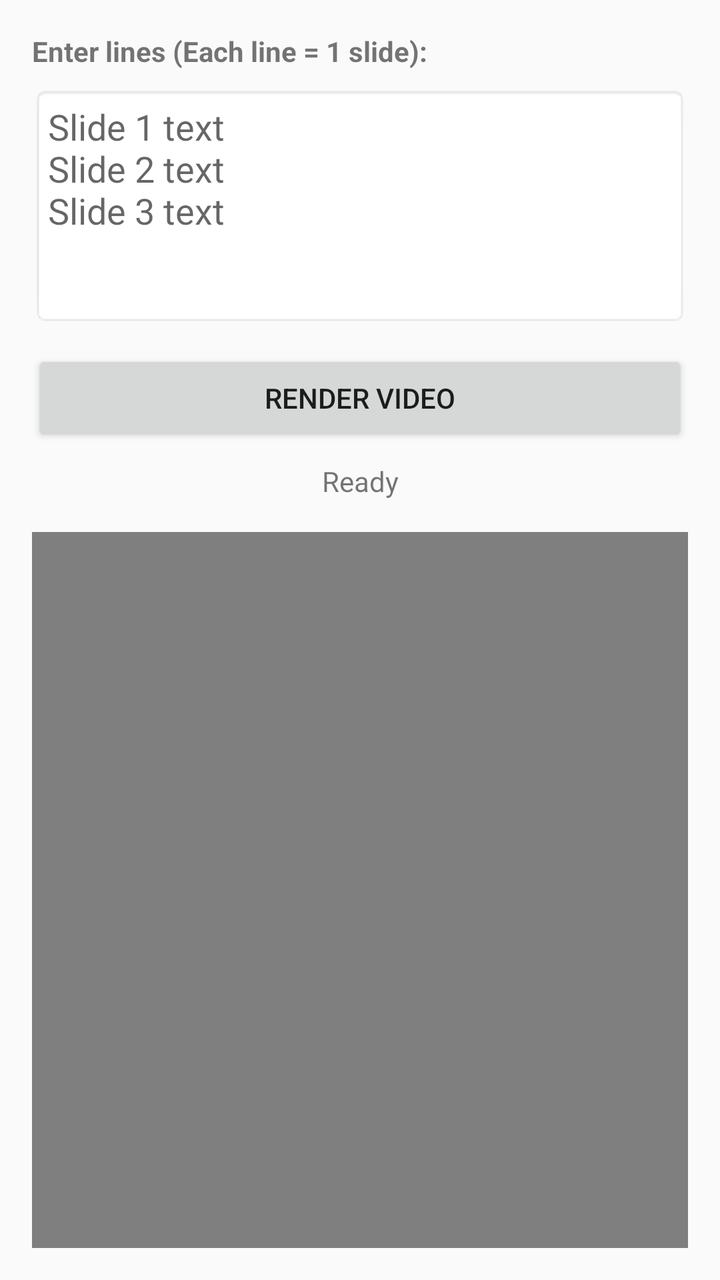
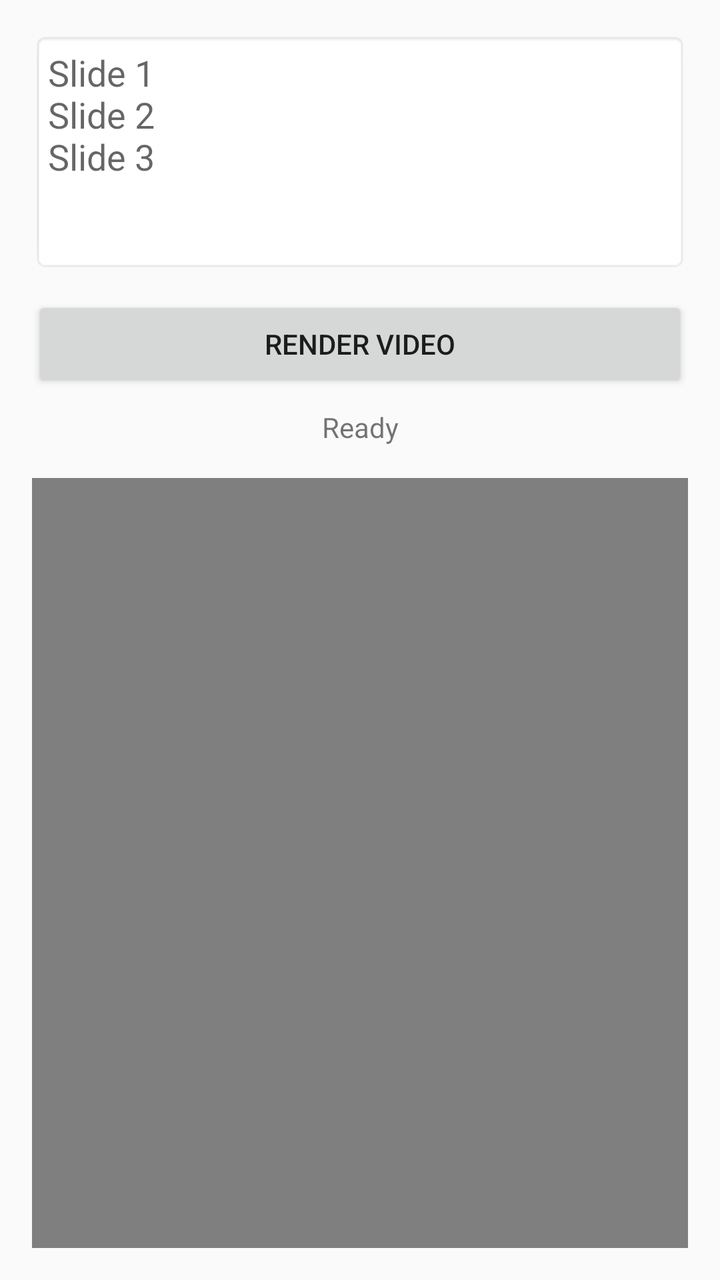

Before-and-after screenshots of an Android layout around one commit, followed by the original layout XML and the change that was made.
<!-- AndroidManifest.xml: application theme Theme.AppCompat.Light.NoActionBar -->
<!-- res/layout/activity_main.xml -->
<?xml version="1.0" encoding="utf-8"?>
<LinearLayout xmlns:android="http://schemas.android.com/apk/res/android"
    android:layout_width="match_parent"
    android:layout_height="match_parent"
    android:orientation="vertical"
    android:padding="16dp">

    <TextView
        android:layout_width="wrap_content"
        android:layout_height="wrap_content"
        android:text="Enter lines (Each line = 1 slide):"
        android:textStyle="bold"
        android:layout_marginBottom="8dp"/>

    <EditText
        android:id="@+id/editTextLines"
        android:layout_width="match_parent"
        android:layout_height="120dp"
        android:gravity="top|start"
        android:hint="Slide 1 text\nSlide 2 text\nSlide 3 text"
        android:background="@android:drawable/editbox_background_normal"
        android:padding="8dp"
        android:inputType="textMultiLine" />

    <Button
        android:id="@+id/btnGenerate"
        android:layout_width="match_parent"
        android:layout_height="wrap_content"
        android:layout_marginTop="12dp"
        android:text="Render Video" />

    <ProgressBar
        android:id="@+id/progressBar"
        android:layout_width="wrap_content"
        android:layout_height="wrap_content"
        android:layout_gravity="center_horizontal"
        android:visibility="gone"
        android:layout_marginTop="12dp" />

    <TextView
        android:id="@+id/tvStatus"
        android:layout_width="match_parent"
        android:layout_height="wrap_content"
        android:layout_marginTop="8dp"
        android:textAlignment="center"
        android:text="Ready" />

    <VideoView
        android:id="@+id/videoPreview"
        android:layout_width="match_parent"
        android:layout_height="0dp"
        android:layout_weight="1"
        android:layout_marginTop="16dp" />
</LinearLayout>
<!-- resources referenced by this layout -->
<resources>

</resources>

<!-- the commit's change to res/layout/activity_main.xml (unified diff, before → after) -->
@@ -4,31 +4,21 @@
     android:layout_height="match_parent"
     android:orientation="vertical"
     android:padding="16dp">
-
-    <TextView
-        android:layout_width="wrap_content"
-        android:layout_height="wrap_content"
-        android:text="Enter lines (Each line = 1 slide):"
-        android:textStyle="bold"
-        android:layout_marginBottom="8dp"/>
-
     <EditText
         android:id="@+id/editTextLines"
         android:layout_width="match_parent"
         android:layout_height="120dp"
         android:gravity="top|start"
-        android:hint="Slide 1 text\nSlide 2 text\nSlide 3 text"
+        android:hint="Slide 1\nSlide 2\nSlide 3"
         android:background="@android:drawable/editbox_background_normal"
         android:padding="8dp"
         android:inputType="textMultiLine" />
-
     <Button
         android:id="@+id/btnGenerate"
         android:layout_width="match_parent"
         android:layout_height="wrap_content"
         android:layout_marginTop="12dp"
         android:text="Render Video" />
-
     <ProgressBar
         android:id="@+id/progressBar"
         android:layout_width="wrap_content"
@@ -36,7 +26,6 @@
         android:layout_gravity="center_horizontal"
         android:visibility="gone"
         android:layout_marginTop="12dp" />
-
     <TextView
         android:id="@+id/tvStatus"
         android:layout_width="match_parent"
@@ -44,7 +33,6 @@
         android:layout_marginTop="8dp"
         android:textAlignment="center"
         android:text="Ready" />
-
     <VideoView
         android:id="@+id/videoPreview"
         android:layout_width="match_parent"
